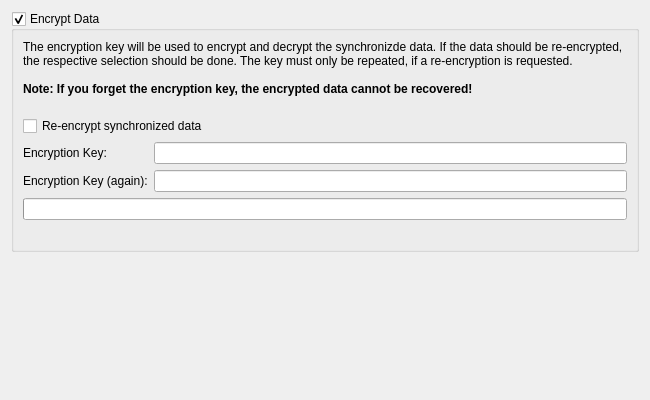
Above: Helpviewer/Sync/SyncEncryptionPage.ui from testmana2/test before the change. Below: the same form after it.
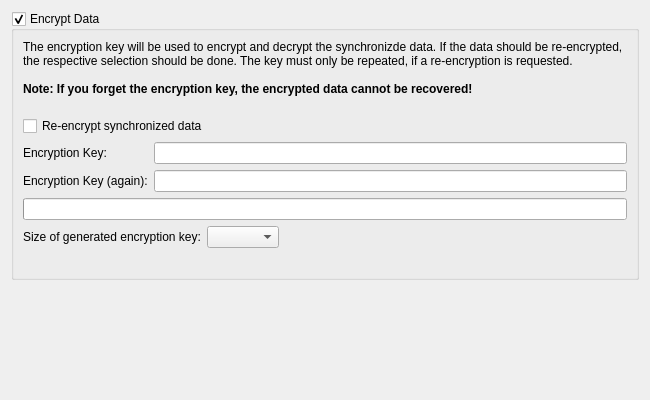
That is the form after the change. Custom widgets are drawn as their Qt base class.

Commit message: Changed the hash iterations for sync encryption to 100 and made the key length user configurable (user can optimize for speed).

```diff
--- a/Helpviewer/Sync/SyncEncryptionPage.ui
+++ b/Helpviewer/Sync/SyncEncryptionPage.ui
@@ -91,6 +91,37 @@
        </widget>
       </item>
       <item row="5" column="0" colspan="2">
+       <layout class="QHBoxLayout" name="horizontalLayout">
+        <item>
+         <widget class="QLabel" name="label_4">
+          <property name="text">
+           <string>Size of generated encryption key:</string>
+          </property>
+         </widget>
+        </item>
+        <item>
+         <widget class="QComboBox" name="keySizeComboBox">
+          <property name="toolTip">
+           <string>Select the size of the generated encryption key</string>
+          </property>
+         </widget>
+        </item>
+        <item>
+         <spacer name="horizontalSpacer">
+          <property name="orientation">
+           <enum>Qt::Horizontal</enum>
+          </property>
+          <property name="sizeHint" stdset="0">
+           <size>
+            <width>40</width>
+            <height>20</height>
+           </size>
+          </property>
+         </spacer>
+        </item>
+       </layout>
+      </item>
+      <item row="6" column="0" colspan="2">
        <widget class="QLabel" name="errorLabel">
         <property name="styleSheet">
          <string notr="true">color : red;</string>
```
The commit also changes 20 other files.
